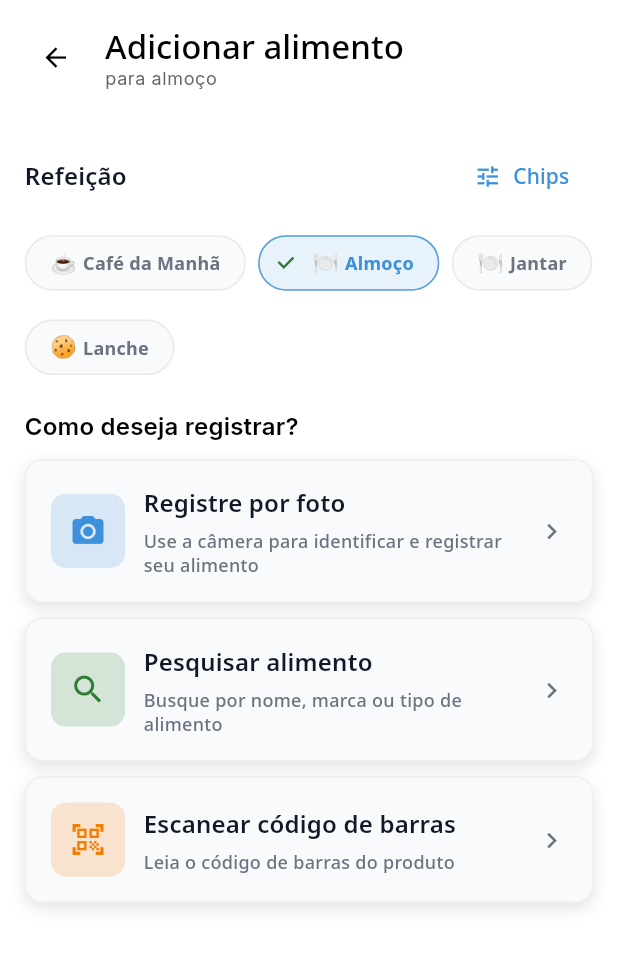
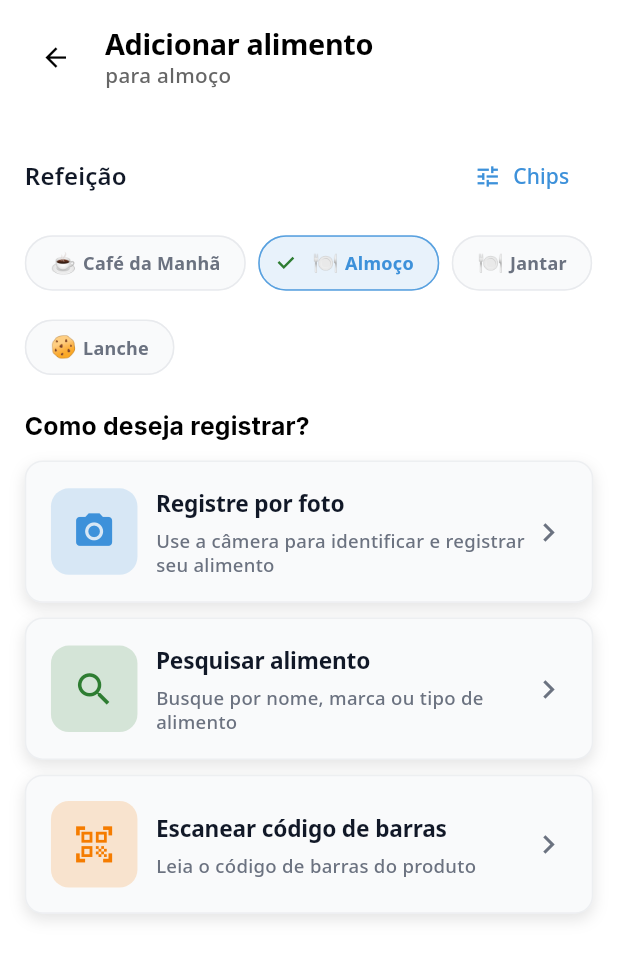
Before and after one commit to alextavares/nutriz, a Flutter app: the AddFoodEntryScreen screen opened by its route, on a phone screen of 412 x 824 dp. Shown: the top 959 px of the screen. Run offline on Flutter 3.47's test engine with Material 3 defaults, Android fonts, the phone set to English and light mode, and no system bars; our stand-ins replace cached_network_image, camera, connectivity_plus, dio, fl_chart, flutter_local_notifications and 10 more; missing offline and left inert: dart:html; accounts and stored records are empty; network calls fail.

Commit message:
style(add-food-entry): ajustes de tamanho/tipografia (título, subtítulo, seção e cards)

```diff
--- a/lib/presentation/food_logging_screen/add_food_entry_screen.dart
+++ b/lib/presentation/food_logging_screen/add_food_entry_screen.dart
@@ -125,12 +125,18 @@ class _AddFoodEntryScreenState extends State<AddFoodEntryScreen> {
                         children: [
                           Text(
                             'Adicionar alimento',
-                            style: theme.textTheme.titleLarge,
+                            style: theme.textTheme.titleLarge?.copyWith(
+                              fontWeight: FontWeight.w700,
+                              letterSpacing: -0.2,
+                              fontSize: 14.sp,
+                            ),
                           ),
                           Text(
                             'para ${_mealLabel()}',
-                            style: theme.textTheme.bodySmall?.copyWith(
+                            style: theme.textTheme.bodyMedium?.copyWith(
                               color: cs.onSurfaceVariant,
+                              fontWeight: FontWeight.w500,
+                              fontSize: 10.sp,
                             ),
                           ),
                         ],
@@ -152,7 +158,8 @@ class _AddFoodEntryScreenState extends State<AddFoodEntryScreen> {
                 child: Text(
                   'Como deseja registrar?',
                   style: theme.textTheme.titleMedium?.copyWith(
-                    fontWeight: FontWeight.w600,
+                    fontWeight: FontWeight.w700,
+                    fontSize: 12.sp,
                   ),
                 ),
               ),
@@ -268,16 +275,16 @@ class _AddFoodEntryScreenState extends State<AddFoodEntryScreen> {
         child: Row(
           children: [
             Container(
-              width: 12.w,
-              height: 12.w,
+              width: 14.w,
+              height: 14.w,
               decoration: BoxDecoration(
                 color: color.withValues(alpha: 0.18),
-                borderRadius: BorderRadius.circular(10),
+                borderRadius: BorderRadius.circular(12),
               ),
               child: CustomIconWidget(
                 iconName: icon,
                 color: color,
-                size: 6.w,
+                size: 7.w,
               ),
             ),
             SizedBox(width: 3.w),
@@ -288,7 +295,9 @@ class _AddFoodEntryScreenState extends State<AddFoodEntryScreen> {
                   Text(
                     title,
                     style: AppTheme.darkTheme.textTheme.titleMedium?.copyWith(
-                      fontWeight: FontWeight.w600,
+                      fontWeight: FontWeight.w700,
+                      fontSize: 11.sp,
+                      letterSpacing: -0.1,
                     ),
                   ),
                   SizedBox(height: 0.6.h),
@@ -296,6 +305,7 @@ class _AddFoodEntryScreenState extends State<AddFoodEntryScreen> {
                     subtitle,
                     style: AppTheme.darkTheme.textTheme.bodySmall?.copyWith(
                       color: AppTheme.darkTheme.colorScheme.onSurfaceVariant,
+                      fontSize: 9.sp,
                     ),
                   ),
                 ],
@@ -304,7 +314,7 @@ class _AddFoodEntryScreenState extends State<AddFoodEntryScreen> {
             CustomIconWidget(
               iconName: 'chevron_right',
               color: AppTheme.darkTheme.colorScheme.onSurfaceVariant,
-              size: 5.w,
+              size: 6.w,
             ),
           ],
         ),
```
